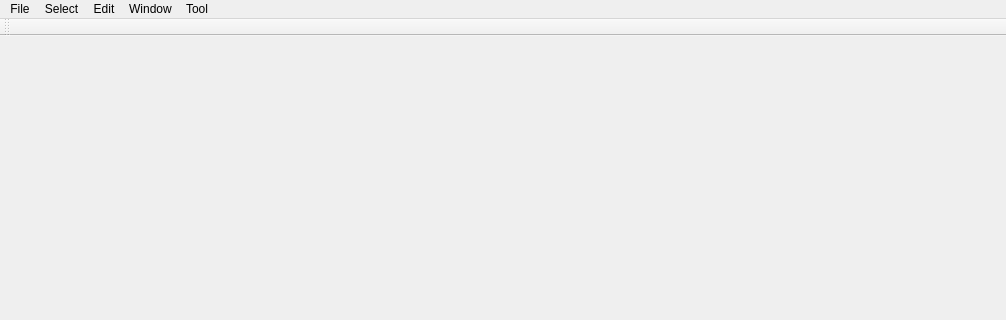
The window that GSMViewer/MainWindow.ui (gnishida/GSMViewer) describes before a commit, drawn with Qt 5; both pictures show x 0 to 1006 and y 0 to 320 of the 1006 by 800 pixel window.
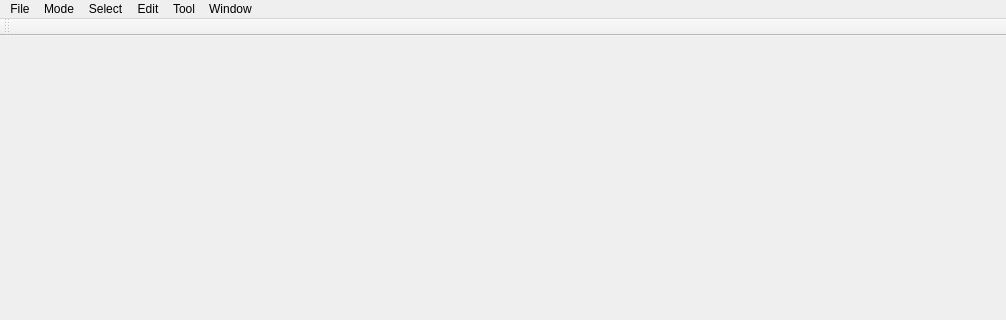
The same window after the commit. Icons and pictures are not drawn.

Commit message: Add sketch mode to GSMViewer.

Patch:
```diff
--- a/GSMViewer/MainWindow.ui
+++ b/GSMViewer/MainWindow.ui
@@ -71,11 +71,20 @@
     <addaction name="actionVoronoi"/>
     <addaction name="actionVoronoiCut"/>
    </widget>
+   <widget class="QMenu" name="menuMode">
+    <property name="title">
+     <string>Mode</string>
+    </property>
+    <addaction name="actionModeBasic"/>
+    <addaction name="actionModeLayer"/>
+    <addaction name="actionModeSketch"/>
+   </widget>
    <addaction name="menuFile"/>
+   <addaction name="menuMode"/>
    <addaction name="menuSelect"/>
    <addaction name="menuEdit"/>
-   <addaction name="menuWindow"/>
    <addaction name="menuTool"/>
+   <addaction name="menuWindow"/>
   </widget>
   <widget class="QToolBar" name="mainToolBar">
    <attribute name="toolBarArea">
```
Left out of the diff: 24 changed lines with no effect on the pictures. The commit also changes 16 other files.
